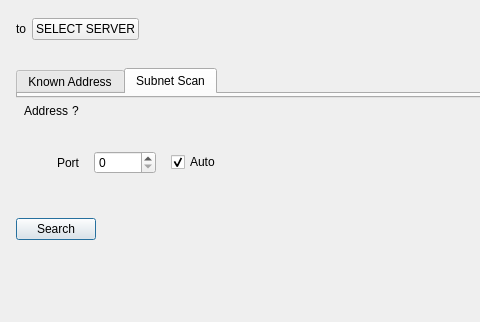
This is vms/client/nx_vms_client_desktop/src/nx/vms/client/desktop/manual_device_addition/dialog/device_addition_dialog.ui in networkoptix/nx_open as Qt 5 draws it before an edit; both pictures show x 0 to 480 and y 0 to 322 of the 800 by 603 pixel window. The edited form follows.
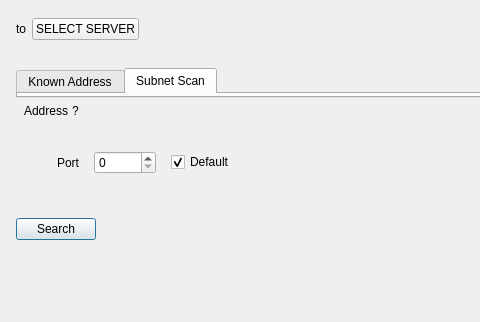
This is the edited form. Custom widgets are drawn as their Qt base class.

Commit message:
VMS-12733: Port checkbox renamed from 'Auto' to 'Default' in Add Device dialog
<==== Mercurial data ====>
Branch: vms_4.0_gui

Diff of the .ui file:
```diff
--- a/vms/client/nx_vms_client_desktop/src/nx/vms/client/desktop/manual_device_addition/dialog/device_addition_dialog.ui
+++ b/vms/client/nx_vms_client_desktop/src/nx/vms/client/desktop/manual_device_addition/dialog/device_addition_dialog.ui
@@ -369,7 +369,7 @@
                 <item>
                  <widget class="QCheckBox" name="knownAddressAutoPortCheckBox">
                   <property name="text">
-                   <string>Auto</string>
+                   <string>Default</string>
                   </property>
                   <property name="checked">
                    <bool>true</bool>
```
Left out of the diff: 2 changed lines with no effect on the pictures.
